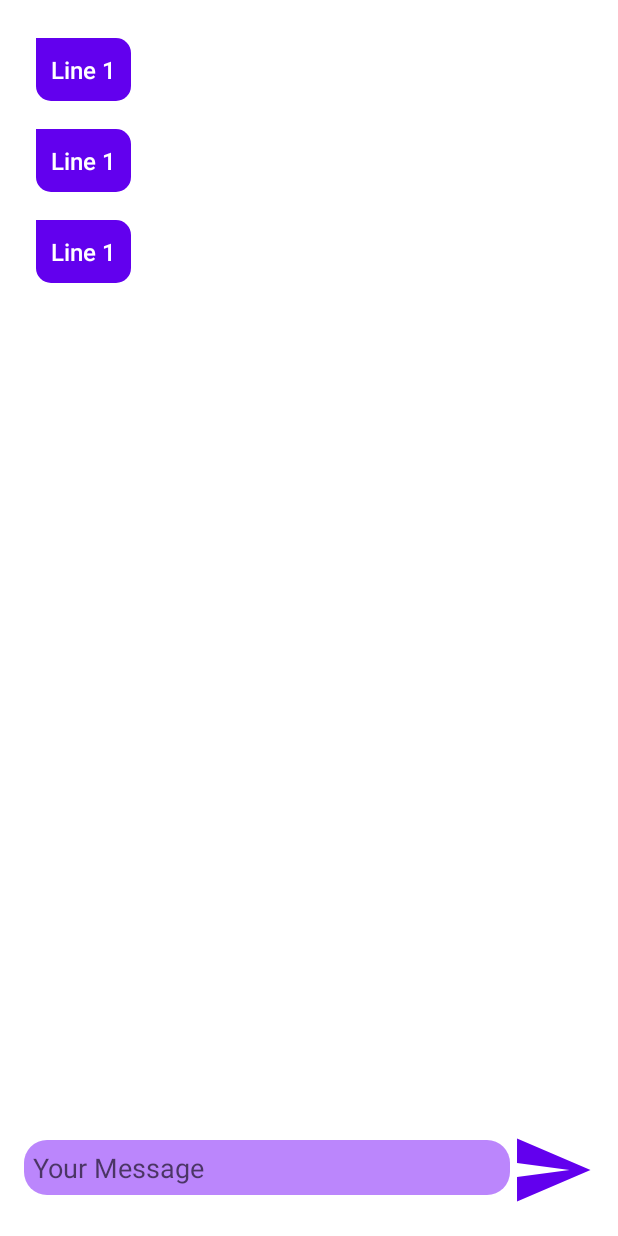
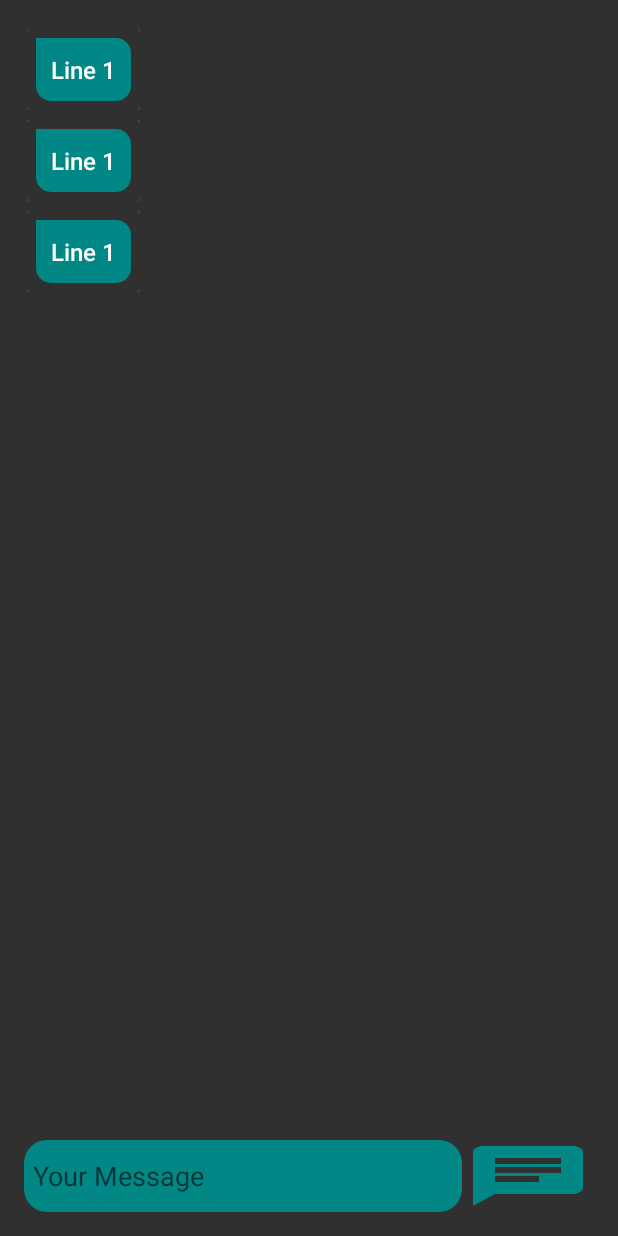
Before and after one commit to LeopoldStraub/SimpleChatbot, an Android app: the layout activity_chat.xml on its own in the app's theme, with its tools: preview values and no code run, on a phone screen of 412 x 824 dp. Run offline under Robolectric (Android 15) with nearby library versions, the phone set to English and light mode, and no system bars.

Commit message:
UI changes

```diff
--- a/app/src/main/java/com/example/simplechatbot/ChatAdapter.java
+++ b/app/src/main/java/com/example/simplechatbot/ChatAdapter.java
@@ -59,19 +59,20 @@ public class ChatAdapter extends RecyclerView.Adapter<RecyclerView.ViewHolder>
             case 1:
                 ChatHolder1 chatHolder1 = (ChatHolder1) holder;
                 chatHolder1.textViewChatRight.setText(currentMessage.getChatMessage());
-                setAnimation(holder.itemView, position);
+              //  setAnimation(holder.itemView, position);
                 break;
 
             case 0:
                 ChatHolder2 chatHolder2 = (ChatHolder2) holder;
                 chatHolder2.textViewChatLeft.setText(currentMessage.getChatMessage());
-                setAnimation(holder.itemView, position);
+             //   setAnimation(holder.itemView, position);
                 break;
         }
 
 
     }
     protected int mLastPosition = -1;
+    //TODO: remove border during anim
     protected void setAnimation(View viewToAnimate, int position) {
         if (position > mLastPosition) {
             ScaleAnimation anim = new ScaleAnimation(0.0f, 1.0f, 0.0f, 1.0f, Animation.RELATIVE_TO_SELF, 0.5f, Animation.RELATIVE_TO_SELF, 0.5f);
--- a/app/src/main/res/drawable/chat_edit_text_shape.xml
+++ b/app/src/main/res/drawable/chat_edit_text_shape.xml
@@ -6,17 +6,14 @@
         android:topLeftRadius="15dp"
         android:topRightRadius="15dp"
         android:bottomLeftRadius="15dp"
-        android:bottomRightRadius="15dp"
-        />
+        android:bottomRightRadius="15dp" />
     <solid
-        android:color="@color/purple_200"
-        />
+        android:color="@color/teal_700" />
     <padding
         android:left="0dp"
         android:top="0dp"
         android:right="0dp"
-        android:bottom="0dp"
-        />
+        android:bottom="0dp" />
 
 
 </shape>
--- a/app/src/main/res/drawable/chat_left_shape.xml
+++ b/app/src/main/res/drawable/chat_left_shape.xml
@@ -9,7 +9,7 @@
         android:bottomRightRadius="10dp"
         />
     <solid
-        android:color="@color/purple_500"
+        android:color="@color/teal_700"
         />
     <padding
         android:left="0dp"
--- a/app/src/main/res/drawable/chat_right_shape.xml
+++ b/app/src/main/res/drawable/chat_right_shape.xml
@@ -9,7 +9,7 @@
         android:bottomRightRadius="10dp"
         />
     <solid
-        android:color="@color/purple_200"
+        android:color="@color/teal_200"
         />
     <padding
         android:left="0dp"
--- /dev/null
+++ b/app/src/main/res/drawable/ic_send_message.xml
@@ -0,0 +1,5 @@
+<vector android:autoMirrored="true" android:height="24dp"
+    android:tint="#4D4BFF" android:viewportHeight="24"
+    android:viewportWidth="24" android:width="24dp" xmlns:android="http://schemas.android.com/apk/res/android">
+    <path android:fillColor="@android:color/white" android:pathData="M20,2L4,2c-1.1,0 -1.99,0.9 -1.99,2L2,22l4,-4h14c1.1,0 2,-0.9 2,-2L22,4c0,-1.1 -0.9,-2 -2,-2zM6,9h12v2L6,11L6,9zM14,14L6,14v-2h8v2zM18,8L6,8L6,6h12v2z"/>
+</vector>
--- a/app/src/main/res/layout/activity_chat.xml
+++ b/app/src/main/res/layout/activity_chat.xml
@@ -3,7 +3,8 @@
     android:layout_width="match_parent"
     android:layout_height="match_parent"
     xmlns:tools="http://schemas.android.com/tools"
-    xmlns:app="http://schemas.android.com/apk/res-auto">
+    xmlns:app="http://schemas.android.com/apk/res-auto"
+    android:background="@color/dark_gray">
 
 
 
@@ -19,32 +20,46 @@
         app:stackFromEnd="true">
     </androidx.recyclerview.widget.RecyclerView>
 
-    <LinearLayout
+    <androidx.constraintlayout.widget.ConstraintLayout
         android:id="@+id/linear_layout_chat"
         android:layout_width="match_parent"
         android:layout_height="wrap_content"
+
         android:layout_alignParentBottom="true"
-        android:layout_marginBottom="32dp"
         android:layout_marginStart="16dp"
-        android:layout_margin="16dp"
+        android:layout_marginTop="16dp"
+        android:layout_marginEnd="16dp"
+        android:layout_marginBottom="16dp"
         android:orientation="horizontal">
 
         <EditText
             android:id="@+id/edit_text_chat"
-            android:layout_width="wrap_content"
-            android:layout_height="wrap_content"
-            android:layout_weight="1"
+            android:layout_width="0dp"
+            android:layout_height="0dp"
+            android:background="@drawable/chat_edit_text_shape"
+            android:hapticFeedbackEnabled="false"
             android:hint="Your Message"
-            android:background="@drawable/chat_edit_text_shape"
-            android:padding="6dp"/>
+            android:isScrollContainer="false"
+            android:keepScreenOn="false"
+            android:minWidth="240dp"
+            android:padding="6dp"
+            android:singleLine="false"
+            app:layout_constraintBottom_toBottomOf="parent"
+            app:layout_constraintEnd_toStartOf="@+id/button_send"
+            app:layout_constraintHorizontal_bias="0.134"
+            app:layout_constraintStart_toStartOf="parent"
+            app:layout_constraintTop_toTopOf="parent" />
 
         <Button
             android:id="@+id/button_send"
-            android:layout_width="56dp"
-            android:layout_height="56dp"
-            android:background="@drawable/ic_send" />
+            android:layout_width="wrap_content"
+            android:layout_height="wrap_content"
+            android:background="@drawable/ic_send_message"
+            app:layout_constraintBottom_toBottomOf="parent"
+            app:layout_constraintEnd_toEndOf="parent"
+            app:layout_constraintTop_toTopOf="parent" />
 
-    </LinearLayout>
+    </androidx.constraintlayout.widget.ConstraintLayout>
 
 
 </RelativeLayout>
--- a/app/src/main/res/layout/activity_pre.xml
+++ b/app/src/main/res/layout/activity_pre.xml
@@ -9,29 +9,30 @@
 
     <Button
         android:id="@+id/start_button"
-        android:background="@drawable/start_button_shape"
         android:layout_width="wrap_content"
         android:layout_height="wrap_content"
+        android:background="@drawable/start_button_shape"
         android:text="Chatbot"
         app:layout_constraintBottom_toBottomOf="parent"
         app:layout_constraintEnd_toEndOf="parent"
+        app:layout_constraintHorizontal_bias="0.498"
         app:layout_constraintStart_toStartOf="parent"
         app:layout_constraintTop_toTopOf="parent"
-        app:layout_constraintVertical_bias="0.414" />
+        app:layout_constraintVertical_bias="0.45" />
 
     <TextView
         android:id="@+id/textView"
         android:layout_width="wrap_content"
         android:layout_height="wrap_content"
         android:text="WELCOME"
-        android:textSize="28sp"
         android:textColor="@color/black"
+        android:textSize="36sp"
         app:layout_constraintBottom_toBottomOf="parent"
         app:layout_constraintEnd_toEndOf="parent"
-        app:layout_constraintHorizontal_bias="0.096"
+        app:layout_constraintHorizontal_bias="0.498"
         app:layout_constraintStart_toStartOf="parent"
         app:layout_constraintTop_toTopOf="parent"
-        app:layout_constraintVertical_bias="0.051" />
+        app:layout_constraintVertical_bias="0.085" />
 
     <TextView
         android:id="@+id/textView2"
--- a/app/src/main/res/layout/chat_item.xml
+++ b/app/src/main/res/layout/chat_item.xml
@@ -11,7 +11,8 @@
         <RelativeLayout
             android:layout_width="wrap_content"
             android:layout_height="match_parent"
-            android:layout_weight="1">
+            android:layout_weight="1"
+            android:background="@color/dark_gray">
 
             <TextView
                 android:id="@+id/text_view_chat_item_right"
--- a/app/src/main/res/layout/chat_item_left.xml
+++ b/app/src/main/res/layout/chat_item_left.xml
@@ -11,7 +11,8 @@
 
         <RelativeLayout
             android:layout_width="wrap_content"
-            android:layout_height="match_parent">
+            android:layout_height="match_parent"
+            android:background="@color/dark_gray">
 
             <TextView
                 android:id="@+id/text_view_chat_item_left"
--- a/app/src/main/res/values/colors.xml
+++ b/app/src/main/res/values/colors.xml
@@ -7,4 +7,6 @@
     <color name="teal_700">#FF018786</color>
     <color name="black">#FF000000</color>
     <color name="white">#FFFFFFFF</color>
+    <color name="gray">#666666</color>
+    <color name="dark_gray">#303030</color>
 </resources>
--- a/app/src/main/res/values/themes.xml
+++ b/app/src/main/res/values/themes.xml
@@ -2,8 +2,8 @@
     <!-- Base application theme. -->
     <style name="Theme.SimpleChatbot" parent="Theme.MaterialComponents.Light">
         <!-- Primary brand color. -->
-        <item name="colorPrimary">@color/purple_500</item>
-        <item name="colorPrimaryVariant">@color/purple_700</item>
+        <item name="colorPrimary">@color/teal_700</item>
+        <item name="colorPrimaryVariant">#009688</item>
         <item name="colorOnPrimary">@color/white</item>
         <!-- Secondary brand color. -->
         <item name="colorSecondary">@color/teal_200</item>
```
Also changed, not shown: app/src/main/res/drawable-hdpi/pre_screen.png, app/src/main/res/drawable-ldpi/pre_screen.png, app/src/main/res/drawable-mdpi/pre_screen.png, app/src/main/res/drawable-xhdpi/pre_screen.png, app/src/main/res/drawable-xxhdpi/pre_screen.png, app/src/main/res/drawable-xxxhdpi/pre_screen.png.
